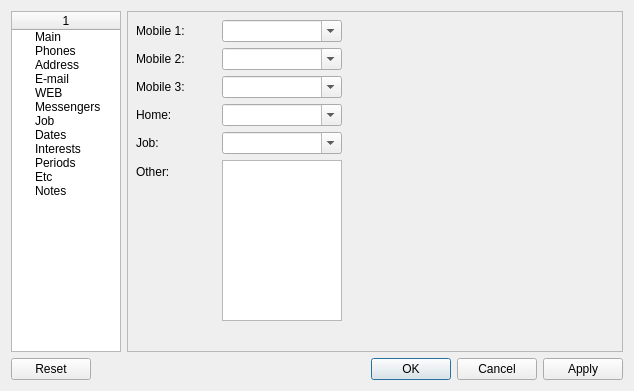
This is Forms/CEditor.ui in skynowa/xxxdb as Qt 5 draws it before an edit. The edited form follows.
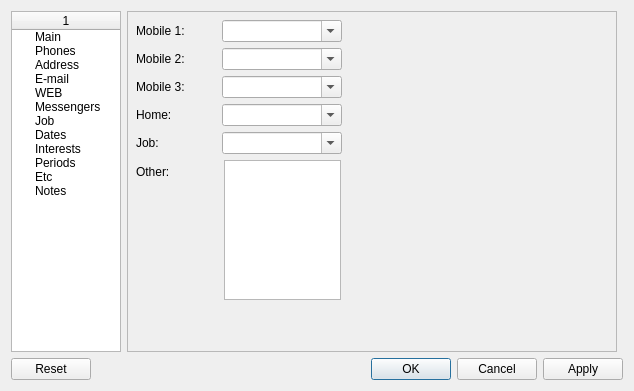
This is the edited form. The open tabs and pages were chosen to show the change.

Commit message: FIX: html text fileds -> text fields

Patch:
```diff
--- a/Forms/CEditor.ui
+++ b/Forms/CEditor.ui
@@ -95,6 +95,13 @@
      </item>
     </widget>
    </item>
+   <item row="1" column="0" colspan="3">
+    <widget class="QDialogButtonBox" name="bbxButtons">
+     <property name="standardButtons">
+      <set>QDialogButtonBox::Apply|QDialogButtonBox::Cancel|QDialogButtonBox::Ok|QDialogButtonBox::Reset</set>
+     </property>
+    </widget>
+   </item>
    <item row="0" column="1">
     <widget class="QStackedWidget" name="tabwGroupsDetail">
      <property name="frameShape">
@@ -548,16 +555,6 @@
         <string>Home:</string>
        </property>
       </widget>
-      <widget class="QTextEdit" name="tedtPhoneOther">
-       <property name="geometry">
-        <rect>
-         <x>94</x>
-         <y>148</y>
-         <width>120</width>
-         <height>161</height>
-        </rect>
-       </property>
-      </widget>
       <widget class="QComboBox" name="cboMobile2">
        <property name="geometry">
         <rect>
@@ -616,6 +613,16 @@
         <string>Mobile 3:</string>
        </property>
       </widget>
+      <widget class="QPlainTextEdit" name="tedtPhoneOther">
+       <property name="geometry">
+        <rect>
+         <x>96</x>
+         <y>148</y>
+         <width>117</width>
+         <height>140</height>
+        </rect>
+       </property>
+      </widget>
      </widget>
      <widget class="QWidget" name="tabwGroupsDetailPage3">
       <widget class="QComboBox" name="cboDistrict">
@@ -873,7 +880,7 @@
        <item row="0" column="0">
         <layout class="QGridLayout" name="gridLayout_2">
          <item row="0" column="0">
-          <widget class="QTextEdit" name="tedtEmail"/>
+          <widget class="QPlainTextEdit" name="tedtEmail"/>
          </item>
         </layout>
        </item>
@@ -884,7 +891,7 @@
        <item row="0" column="0">
         <layout class="QGridLayout" name="gridLayout_4">
          <item row="0" column="0">
-          <widget class="QTextEdit" name="tedtWeb"/>
+          <widget class="QPlainTextEdit" name="tedtWeb"/>
          </item>
         </layout>
        </item>
@@ -1436,7 +1443,7 @@
        <item row="0" column="0">
         <layout class="QGridLayout" name="gridLayout_6">
          <item row="0" column="0">
-          <widget class="QTextEdit" name="tedtNotes"/>
+          <widget class="QPlainTextEdit" name="tedtNotes"/>
          </item>
         </layout>
        </item>
@@ -1444,13 +1451,6 @@
      </widget>
     </widget>
    </item>
-   <item row="1" column="0" colspan="2">
-    <widget class="QDialogButtonBox" name="bbxButtons">
-     <property name="standardButtons">
-      <set>QDialogButtonBox::Apply|QDialogButtonBox::Cancel|QDialogButtonBox::Ok|QDialogButtonBox::Reset</set>
-     </property>
-    </widget>
-   </item>
   </layout>
  </widget>
  <tabstops>
```
Left out of the diff: 2 changed lines with no effect on the pictures.
